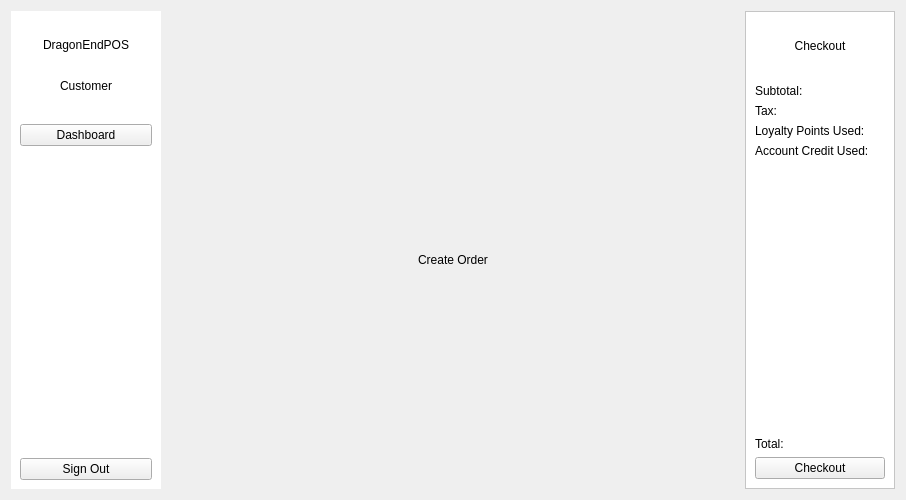
aidanMiklos/COMP3004FINAL, file src/view/makeorderview.ui: the form before one commit.
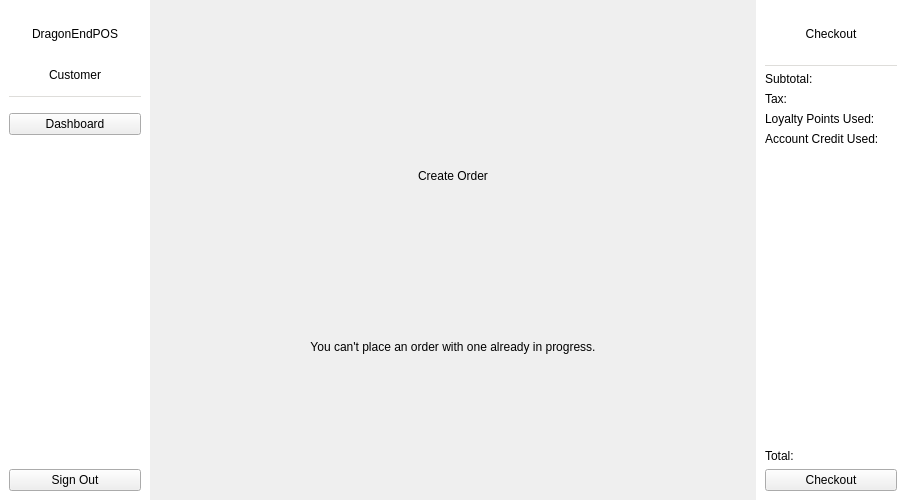
The form after the commit.

Diff of the .ui file:
```diff
--- a/src/view/makeorderview.ui
+++ b/src/view/makeorderview.ui
@@ -14,6 +14,18 @@
    <string>Form</string>
   </property>
   <layout class="QHBoxLayout" name="horizontalLayout_4">
+   <property name="leftMargin">
+    <number>0</number>
+   </property>
+   <property name="topMargin">
+    <number>0</number>
+   </property>
+   <property name="rightMargin">
+    <number>0</number>
+   </property>
+   <property name="bottomMargin">
+    <number>0</number>
+   </property>
    <item>
     <layout class="QHBoxLayout" name="horizontalLayout_3">
      <item>
@@ -121,7 +133,7 @@
          </spacer>
         </item>
         <item>
-         <widget class="QFrame" name="dashboardSidebarSeparator_2">
+         <widget class="QFrame" name="makeOrderSideBarSeparator">
           <property name="sizePolicy">
            <sizepolicy hsizetype="Expanding" vsizetype="Fixed">
             <horstretch>0</horstretch>
@@ -141,7 +153,7 @@
            </size>
           </property>
           <property name="styleSheet">
-           <string notr="true">QFrame#dashboardSidebarSeparator{
+           <string notr="true">QFrame#makeOrderSideBarSeparator{
 	background-color: rgb(222, 221, 218)
 }</string>
           </property>
@@ -190,7 +202,7 @@
          </spacer>
         </item>
         <item>
-         <widget class="QPushButton" name="dashboardSignOutBtn_2">
+         <widget class="QPushButton" name="makeOrderSignOutBtn">
           <property name="text">
            <string>Sign Out</string>
           </property>
@@ -239,6 +251,34 @@
          </property>
         </widget>
        </item>
+       <item>
+        <widget class="QLabel" name="makeOrderWarningLbl">
+         <property name="sizePolicy">
+          <sizepolicy hsizetype="Preferred" vsizetype="Fixed">
+           <horstretch>0</horstretch>
+           <verstretch>0</verstretch>
+          </sizepolicy>
+         </property>
+         <property name="minimumSize">
+          <size>
+           <width>0</width>
+           <height>20</height>
+          </size>
+         </property>
+         <property name="baseSize">
+          <size>
+           <width>0</width>
+           <height>25</height>
+          </size>
+         </property>
+         <property name="text">
+          <string>You can't place an order with one already in progress.</string>
+         </property>
+         <property name="alignment">
+          <set>Qt::AlignCenter</set>
+         </property>
+        </widget>
+       </item>
        <item>
         <layout class="QVBoxLayout" name="makeOrderMenuCont"/>
        </item>
@@ -270,11 +310,14 @@
 }</string>
        </property>
        <property name="frameShape">
-        <enum>QFrame::StyledPanel</enum>
+        <enum>QFrame::NoFrame</enum>
        </property>
        <property name="frameShadow">
         <enum>QFrame::Raised</enum>
        </property>
+       <property name="lineWidth">
+        <number>0</number>
+       </property>
        <layout class="QVBoxLayout" name="verticalLayout_4">
         <item>
          <widget class="QLabel" name="label_2">
@@ -293,7 +336,7 @@
          </widget>
         </item>
         <item>
-         <widget class="QFrame" name="dashboardSidebarSeparator_3">
+         <widget class="QFrame" name="makeOrdercheckoutSeparator">
           <property name="sizePolicy">
            <sizepolicy hsizetype="Expanding" vsizetype="Fixed">
             <horstretch>0</horstretch>
@@ -313,7 +356,7 @@
            </size>
           </property>
           <property name="styleSheet">
-           <string notr="true">QFrame#dashboardSidebarSeparator{
+           <string notr="true">QFrame#makeOrdercheckoutSeparator{
 	background-color: rgb(222, 221, 218)
 }</string>
           </property>
@@ -340,14 +383,14 @@
          </widget>
         </item>
         <item>
-         <widget class="QLabel" name="label_5">
+         <widget class="QLabel" name="makeOrderPointsUsedLbl">
           <property name="text">
            <string>Loyalty Points Used: </string>
           </property>
          </widget>
         </item>
         <item>
-         <widget class="QLabel" name="label_3">
+         <widget class="QLabel" name="makeOrderCreditUsedLbl">
           <property name="text">
            <string>Account Credit Used:</string>
           </property>
```
